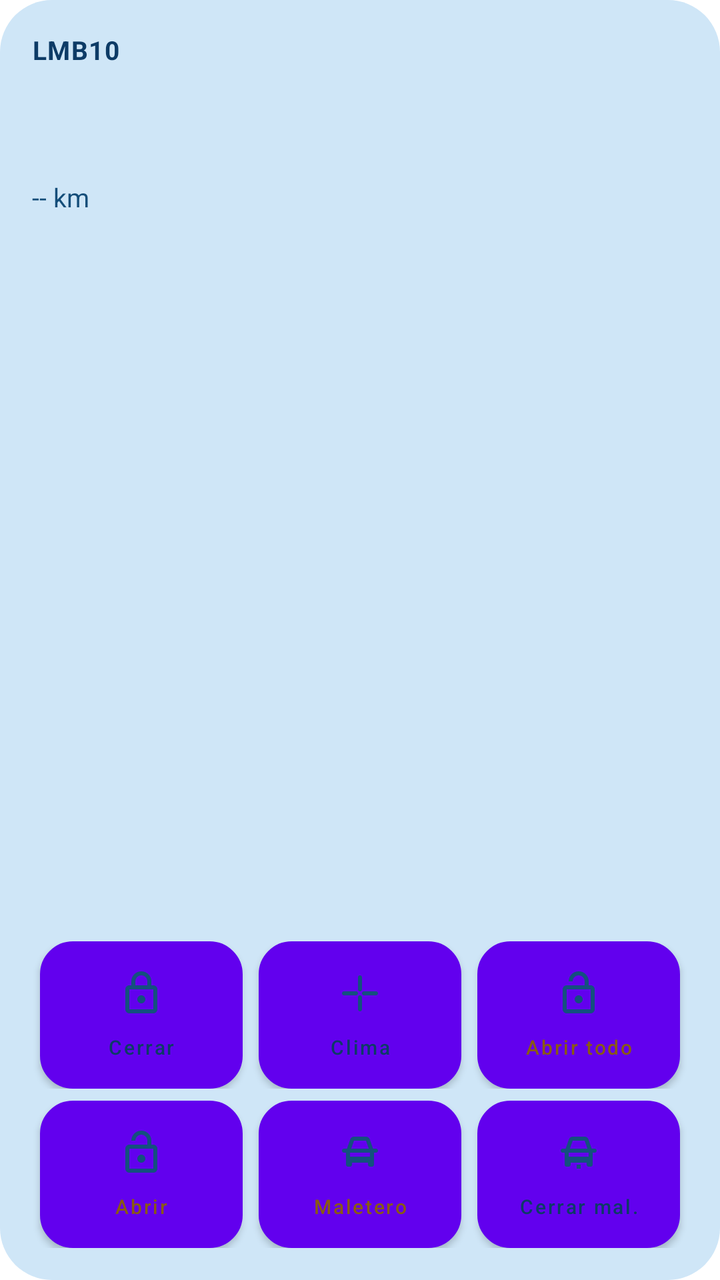
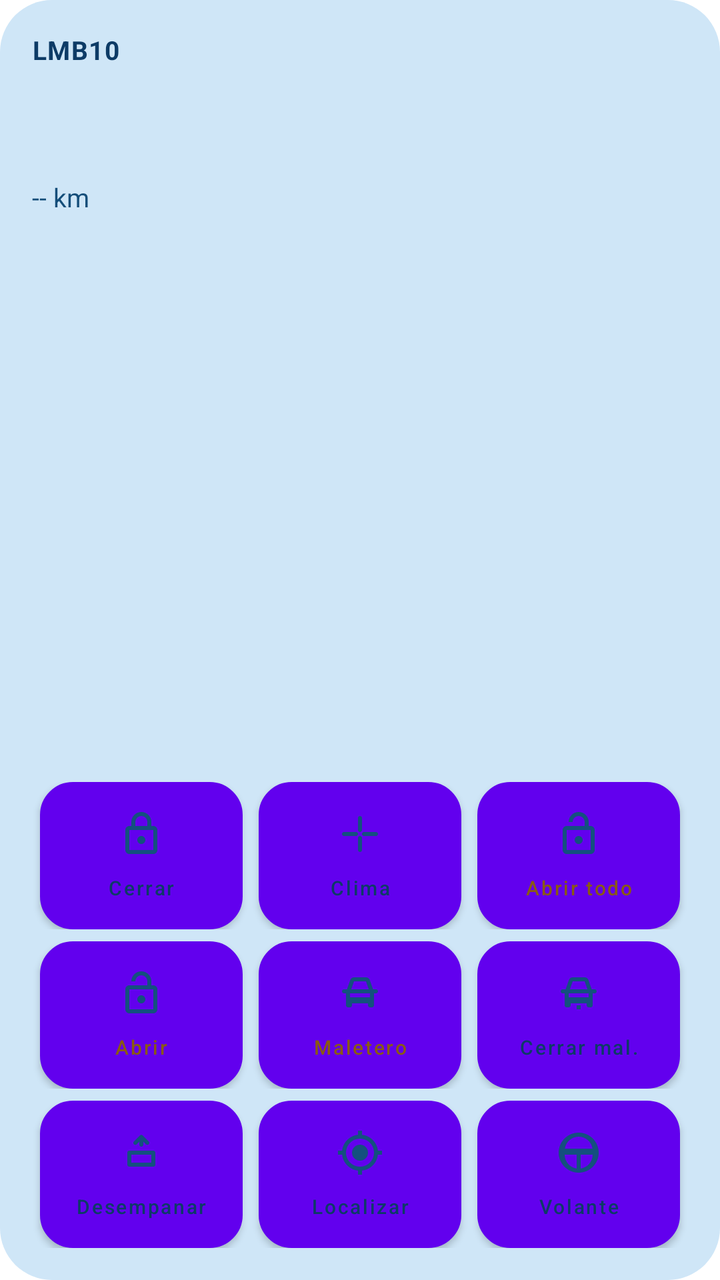

The first picture is an Android layout as it rendered before a commit; the second is the same layout after the commit. The layout source and the unified diff follow.
<!-- AndroidManifest.xml: fallback theme Theme.MaterialComponents.DayNight.NoActionBar -->
<!-- res/layout/quick_widget.xml -->
<?xml version="1.0" encoding="utf-8"?>
<LinearLayout xmlns:android="http://schemas.android.com/apk/res/android"
    android:id="@+id/qw_root"
    android:layout_width="match_parent"
    android:layout_height="match_parent"
    android:orientation="vertical"
    android:background="@drawable/qw_bg"
    android:padding="16dp">

    <LinearLayout
        android:layout_width="match_parent"
        android:layout_height="wrap_content"
        android:orientation="horizontal"
        android:baselineAligned="false">
        <TextView
            android:id="@+id/qw_title"
            android:layout_width="0dp"
            android:layout_height="wrap_content"
            android:layout_weight="1"
            android:maxLines="1"
            android:ellipsize="end"
            android:text="LMB10"
            android:textColor="#0D3B66"
            android:textStyle="bold"
            android:letterSpacing="0.04"
            android:textSize="13sp" />
        <TextView
            android:id="@+id/qw_fresh"
            android:layout_width="wrap_content"
            android:layout_height="wrap_content"
            android:maxLines="1"
            android:text=""
            android:textColor="#5B87AC"
            android:textSize="11sp" />
    </LinearLayout>

    <ImageView
        android:id="@+id/qw_bar_img"
        android:layout_width="match_parent"
        android:layout_height="38dp"
        android:layout_marginTop="10dp"
        android:scaleType="fitXY"
        android:contentDescription="Bateria" />

    <TextView
        android:id="@+id/qw_bar_txt"
        android:layout_width="match_parent"
        android:layout_height="wrap_content"
        android:layout_marginTop="10dp"
        android:fontFamily="monospace"
        android:textSize="15sp"
        android:textColor="#0D3B66"
        android:visibility="gone"
        android:text="" />

    <TextView
        android:id="@+id/qw_info"
        android:layout_width="match_parent"
        android:layout_height="wrap_content"
        android:layout_marginTop="8dp"
        android:maxLines="1"
        android:ellipsize="end"
        android:textColor="#144E7A"
        android:textSize="13sp"
        android:text="-- km" />

    <TextView
        android:id="@+id/qw_info2"
        android:layout_width="match_parent"
        android:layout_height="wrap_content"
        android:layout_marginTop="2dp"
        android:maxLines="1"
        android:ellipsize="end"
        android:textColor="#5B87AC"
        android:textSize="12sp"
        android:text="" />

    <TextView
        android:id="@+id/qw_info3"
        android:layout_width="match_parent"
        android:layout_height="wrap_content"
        android:layout_marginTop="2dp"
        android:maxLines="1"
        android:ellipsize="end"
        android:textColor="#5B87AC"
        android:textSize="12sp"
        android:visibility="gone"
        android:text="" />

    <TextView
        android:id="@+id/qw_alert"
        android:layout_width="match_parent"
        android:layout_height="wrap_content"
        android:layout_marginTop="4dp"
        android:maxLines="1"
        android:ellipsize="end"
        android:textColor="#B3341F"
        android:textStyle="bold"
        android:textSize="12sp"
        android:visibility="gone"
        android:text="" />

    <LinearLayout
        android:layout_width="match_parent"
        android:layout_height="0dp"
        android:layout_weight="1"
        android:orientation="vertical" />

    <LinearLayout
        android:id="@+id/qw_buttons"
        android:layout_width="match_parent"
        android:layout_height="wrap_content"
        android:orientation="horizontal"
        android:layout_marginTop="10dp"
        android:baselineAligned="false">
        <Button
            android:id="@+id/qw_lock"
            android:layout_width="0dp"
            android:layout_height="wrap_content"
            android:layout_weight="1"
            android:layout_marginHorizontal="4dp"
            android:minHeight="0dp"
            android:minWidth="0dp"
            android:paddingTop="8dp"
            android:paddingBottom="8dp"
            android:textSize="10sp"
            android:textAllCaps="false"
            android:textColor="#0D3B66"
            android:background="@drawable/qw_btn"
            android:drawableTop="@drawable/qw_ic_lock"
            android:drawablePadding="2dp"
            android:text="Cerrar" />
        <Button
            android:id="@+id/qw_clima"
            android:layout_width="0dp"
            android:layout_height="wrap_content"
            android:layout_weight="1"
            android:layout_marginHorizontal="4dp"
            android:minHeight="0dp"
            android:minWidth="0dp"
            android:paddingTop="8dp"
            android:paddingBottom="8dp"
            android:textSize="10sp"
            android:textAllCaps="false"
            android:textColor="#0D3B66"
            android:background="@drawable/qw_btn"
            android:drawableTop="@drawable/qw_ic_clima"
            android:drawablePadding="2dp"
            android:text="Clima" />
        <Button
            android:id="@+id/qw_openall"
            android:layout_width="0dp"
            android:layout_height="wrap_content"
            android:layout_weight="1"
            android:layout_marginHorizontal="4dp"
            android:minHeight="0dp"
            android:minWidth="0dp"
            android:paddingTop="8dp"
            android:paddingBottom="8dp"
            android:textSize="10sp"
            android:textAllCaps="false"
            android:textColor="#8A5A12"
            android:background="@drawable/qw_btn_warn"
            android:drawableTop="@drawable/qw_ic_openall"
            android:drawablePadding="2dp"
            android:text="Abrir todo" />
    </LinearLayout>

    <LinearLayout
        android:layout_width="match_parent"
        android:layout_height="wrap_content"
        android:orientation="horizontal"
        android:layout_marginTop="6dp"
        android:baselineAligned="false">
        <Button
            android:id="@+id/qw_unlock"
            android:layout_width="0dp"
            android:layout_height="wrap_content"
            android:layout_weight="1"
            android:layout_marginHorizontal="4dp"
            android:minHeight="0dp"
            android:minWidth="0dp"
            android:paddingTop="8dp"
            android:paddingBottom="8dp"
            android:textSize="10sp"
            android:textAllCaps="false"
            android:textColor="#8A5A12"
            android:background="@drawable/qw_btn_warn"
            android:drawableTop="@drawable/qw_ic_unlock"
            android:drawablePadding="2dp"
            android:text="Abrir" />
        <Button
            android:id="@+id/qw_trunk"
            android:layout_width="0dp"
            android:layout_height="wrap_content"
            android:layout_weight="1"
            android:layout_marginHorizontal="4dp"
            android:minHeight="0dp"
            android:minWidth="0dp"
            android:paddingTop="8dp"
            android:paddingBottom="8dp"
            android:textSize="10sp"
            android:textAllCaps="false"
            android:textColor="#8A5A12"
            android:background="@drawable/qw_btn_warn"
            android:drawableTop="@drawable/qw_ic_trunk"
            android:drawablePadding="2dp"
            android:text="Maletero" />
        <Button
            android:id="@+id/qw_trunk_close"
            android:layout_width="0dp"
            android:layout_height="wrap_content"
            android:layout_weight="1"
            android:layout_marginHorizontal="4dp"
            android:minHeight="0dp"
            android:minWidth="0dp"
            android:paddingTop="8dp"
            android:paddingBottom="8dp"
            android:textSize="10sp"
            android:textAllCaps="false"
            android:textColor="#0D3B66"
            android:background="@drawable/qw_btn"
            android:drawableTop="@drawable/qw_ic_trunk_close"
            android:drawablePadding="2dp"
            android:text="Cerrar mal." />
    </LinearLayout>
</LinearLayout>
<!-- resources referenced by this layout -->
<resources>
  <!-- drawable qw_bg (drawable) -->
  <?xml version="1.0" encoding="utf-8"?>
  <shape xmlns:android="http://schemas.android.com/apk/res/android" android:shape="rectangle">
      <solid android:color="#CFE6F7" />
      <corners android:radius="26dp" />
  </shape>
  <!-- drawable qw_btn (drawable) -->
  <?xml version="1.0" encoding="utf-8"?>
  <selector xmlns:android="http://schemas.android.com/apk/res/android">
      <item android:state_pressed="true" android:drawable="@drawable/qw_btn_p" />
      <item android:drawable="@drawable/qw_btn_n" />
  </selector>
  <!-- drawable qw_btn_warn (drawable) -->
  <?xml version="1.0" encoding="utf-8"?>
  <selector xmlns:android="http://schemas.android.com/apk/res/android">
      <item android:state_pressed="true" android:drawable="@drawable/qw_btn_warn_p" />
      <item android:drawable="@drawable/qw_btn_warn_n" />
  </selector>
  <!-- drawable qw_btn_p (drawable) -->
  <?xml version="1.0" encoding="utf-8"?>
  <shape xmlns:android="http://schemas.android.com/apk/res/android" android:shape="rectangle">
      <solid android:color="#7FB0D4" />
      <corners android:radius="16dp" />
      <stroke android:width="3dp" android:color="#0D3B66" />
  </shape>
  <!-- drawable qw_btn_n (drawable) -->
  <?xml version="1.0" encoding="utf-8"?>
  <shape xmlns:android="http://schemas.android.com/apk/res/android" android:shape="rectangle">
      <solid android:color="#E9F5FE" />
      <corners android:radius="16dp" />
      <stroke android:width="1dp" android:color="#8FBEDF" />
  </shape>
  <!-- drawable qw_btn_warn_p (drawable) -->
  <?xml version="1.0" encoding="utf-8"?>
  <shape xmlns:android="http://schemas.android.com/apk/res/android" android:shape="rectangle">
      <solid android:color="#D9A24A" />
      <corners android:radius="16dp" />
      <stroke android:width="3dp" android:color="#6B3F05" />
  </shape>
  <!-- drawable qw_btn_warn_n (drawable) -->
  <?xml version="1.0" encoding="utf-8"?>
  <shape xmlns:android="http://schemas.android.com/apk/res/android" android:shape="rectangle">
      <solid android:color="#FBEBD2" />
      <corners android:radius="16dp" />
      <stroke android:width="1dp" android:color="#DDA43F" />
  </shape>
  <!-- unchanged entries left out for length: 6 -->
</resources>

<!-- the commit's change to res/layout/quick_widget.xml (unified diff, before → after) -->
@@ -224,4 +224,63 @@
             android:drawablePadding="2dp"
             android:text="Cerrar mal." />
     </LinearLayout>
+    <LinearLayout
+        android:layout_width="match_parent"
+        android:layout_height="wrap_content"
+        android:orientation="horizontal"
+        android:layout_marginTop="6dp"
+        android:baselineAligned="false">
+        <Button
+            android:id="@+id/qw_defrost"
+            android:layout_width="0dp"
+            android:layout_height="wrap_content"
+            android:layout_weight="1"
+            android:layout_marginHorizontal="4dp"
+            android:minHeight="0dp"
+            android:minWidth="0dp"
+            android:paddingTop="8dp"
+            android:paddingBottom="8dp"
+            android:textSize="10sp"
+            android:textAllCaps="false"
+            android:textColor="#0D3B66"
+            android:background="@drawable/qw_btn"
+            android:drawableTop="@drawable/qw_ic_defrost"
+            android:drawablePadding="2dp"
+            android:text="Desempanar" />
+        <Button
+            android:id="@+id/qw_find"
+            android:layout_width="0dp"
+            android:layout_height="wrap_content"
+            android:layout_weight="1"
+            android:layout_marginHorizontal="4dp"
+            android:minHeight="0dp"
+            android:minWidth="0dp"
+            android:paddingTop="8dp"
+            android:paddingBottom="8dp"
+            android:textSize="10sp"
+            android:textAllCaps="false"
+            android:textColor="#0D3B66"
+            android:background="@drawable/qw_btn"
+            android:drawableTop="@drawable/qw_ic_find"
+            android:drawablePadding="2dp"
+            android:text="Localizar" />
+        <Button
+            android:id="@+id/qw_wheel"
+            android:layout_width="0dp"
+            android:layout_height="wrap_content"
+            android:layout_weight="1"
+            android:layout_marginHorizontal="4dp"
+            android:minHeight="0dp"
+            android:minWidth="0dp"
+            android:paddingTop="8dp"
+            android:paddingBottom="8dp"
+            android:textSize="10sp"
+            android:textAllCaps="false"
+            android:textColor="#0D3B66"
+            android:background="@drawable/qw_btn"
+            android:drawableTop="@drawable/qw_ic_wheel"
+            android:drawablePadding="2dp"
+            android:text="Volante" />
+    </LinearLayout>
+
 </LinearLayout>
<!-- resource entries referenced after the edit -->
@@ -18,6 +18,22 @@
       <item android:state_pressed="true" android:drawable="@drawable/qw_btn_warn_p" />
       <item android:drawable="@drawable/qw_btn_warn_n" />
   </selector>
+  <!-- drawable qw_ic_defrost (drawable) -->
+  <vector xmlns:android="http://schemas.android.com/apk/res/android"
+      android:width="24dp" android:height="24dp" android:viewportWidth="24" android:viewportHeight="24">
+      <path android:fillColor="#14507E" android:pathData="M6,19h12c0.55,0 1,-0.45 1,-1v-6c0,-0.55 -0.45,-1 -1,-1H6c-0.55,0 -1,0.45 -1,1v6c0,0.55 0.45,1 1,1zM7,13h10v4H7v-4z"/>
+      <path android:fillColor="#14507E" android:pathData="M12,9c0.55,0 1,-0.45 1,-1V6.5l1.3,1.3c0.4,0.4 1,0.4 1.4,0s0.4,-1 0,-1.4l-3,-3c-0.4,-0.4 -1,-0.4 -1.4,0l-3,3c-0.4,0.4 -0.4,1 0,1.4s1,0.4 1.4,0L11,6.5V8c0,0.55 0.45,1 1,1z"/>
+  </vector>
+  <!-- drawable qw_ic_find (drawable) -->
+  <vector xmlns:android="http://schemas.android.com/apk/res/android"
+      android:width="24dp" android:height="24dp" android:viewportWidth="24" android:viewportHeight="24">
+      <path android:fillColor="#14507E" android:pathData="M12,8c-2.21,0 -4,1.79 -4,4s1.79,4 4,4 4,-1.79 4,-4 -1.79,-4 -4,-4zM20.94,11c-0.46,-4.17 -3.77,-7.48 -7.94,-7.94V1h-2v2.06C6.83,3.52 3.52,6.83 3.06,11H1v2h2.06c0.46,4.17 3.77,7.48 7.94,7.94V23h2v-2.06c4.17,-0.46 7.48,-3.77 7.94,-7.94H23v-2h-2.06zM12,19c-3.87,0 -7,-3.13 -7,-7s3.13,-7 7,-7 7,3.13 7,7 -3.13,7 -7,7z"/>
+  </vector>
+  <!-- drawable qw_ic_wheel (drawable) -->
+  <vector xmlns:android="http://schemas.android.com/apk/res/android"
+      android:width="24dp" android:height="24dp" android:viewportWidth="24" android:viewportHeight="24">
+      <path android:fillColor="#14507E" android:pathData="M12,2C6.48,2 2,6.48 2,12s4.48,10 10,10 10,-4.48 10,-10S17.52,2 12,2zM12,4c3.53,0 6.43,2.61 6.92,6H5.08C5.57,6.61 8.47,4 12,4zM11,19.93c-3.39,-0.49 -6,-3.39 -6,-6.93h6v6.93zM13,19.93V13h6c0,3.54 -2.61,6.44 -6,6.93z"/>
+  </vector>
   <!-- drawable qw_btn_p (drawable) -->
   <?xml version="1.0" encoding="utf-8"?>
   <shape xmlns:android="http://schemas.android.com/apk/res/android" android:shape="rectangle">
